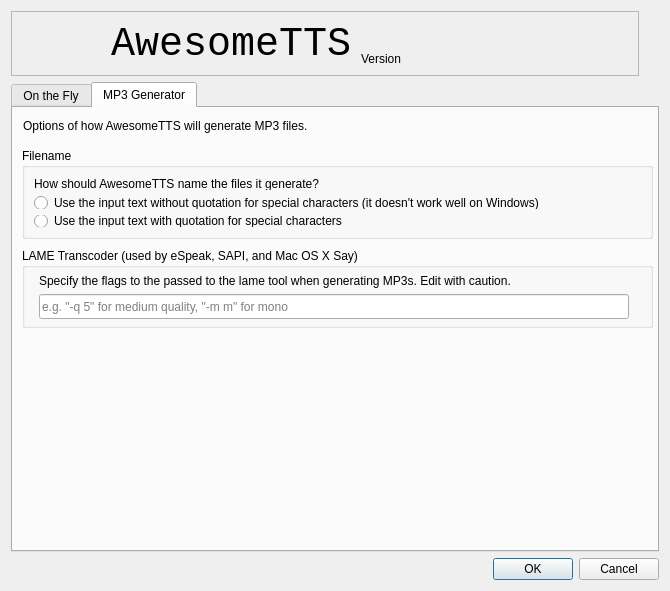
First picture: the form in awesometts/designer/configurator.ui, repository runehol/AwesomeTTS, before the edit.
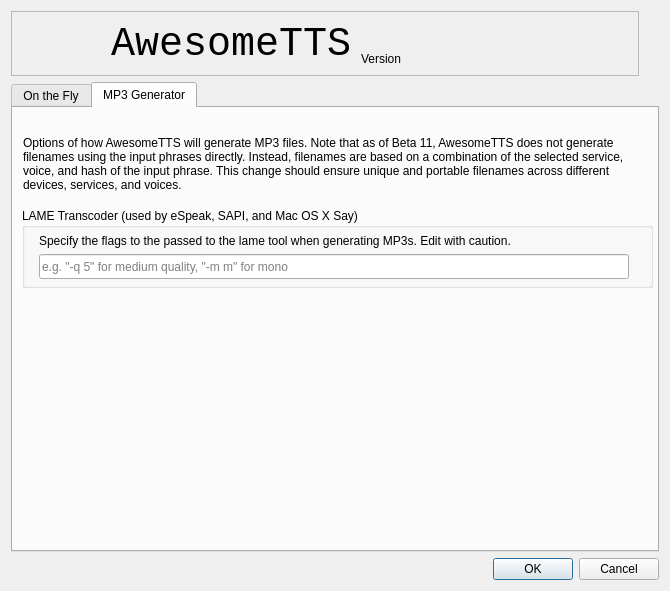
Second picture: the form after the edit. The open tabs and pages were chosen to show the change.

Patch:
```diff
--- a/awesometts/designer/configurator.ui
+++ b/awesometts/designer/configurator.ui
@@ -256,66 +256,27 @@
           <attribute name="title">
            <string>MP3 Generator</string>
           </attribute>
-          <widget class="QGroupBox" name="groupBox_4">
-           <property name="geometry">
-            <rect>
-             <x>9</x>
-             <y>40</y>
-             <width>631</width>
-             <height>91</height>
-            </rect>
-           </property>
-           <property name="title">
-            <string>Filename</string>
-           </property>
-           <layout class="QVBoxLayout" name="verticalLayout_3">
-            <item>
-             <widget class="QLabel" name="label_5">
-              <property name="text">
-               <string>How should AwesomeTTS name the files it generate?</string>
-              </property>
-             </widget>
-            </item>
-            <item>
-             <widget class="QRadioButton" name="rfilename_plain">
-              <property name="toolTip">
-               <string>&lt;html&gt;&lt;head/&gt;&lt;body&gt;&lt;p&gt;Unix users can choose this option without problem.&lt;br/&gt;It will work alright sync with AnkiMobile, but it won't work with AnkiWeb&lt;br/&gt;&lt;br/&gt;Examples:&lt;br/&gt;sp&amp;#233;cial.mp3&lt;br/&gt;&amp;#12399;&amp;#12356;.mp3&lt;br/&gt;&amp;#20320;&amp;#22909;.mp3&lt;/p&gt;&lt;/body&gt;&lt;/html&gt;</string>
-              </property>
-              <property name="text">
-               <string>Use the input text without quotation for special characters (it doesn't work well on Windows)</string>
-              </property>
-             </widget>
-            </item>
-            <item>
-             <widget class="QRadioButton" name="rfilename_quoted">
-              <property name="toolTip">
-               <string>&lt;html&gt;&lt;head/&gt;&lt;body&gt;&lt;p&gt;Examples:&lt;br/&gt;spC3A9cial.mp3&lt;br/&gt;E381AFE38184.mp3&lt;br/&gt;E4BDA0E5A5BD.mp3&lt;/p&gt;&lt;/body&gt;&lt;/html&gt;</string>
-              </property>
-              <property name="text">
-               <string>Use the input text with quotation for special characters</string>
-              </property>
-             </widget>
-            </item>
-           </layout>
-          </widget>
           <widget class="QLabel" name="label_6">
            <property name="geometry">
             <rect>
              <x>10</x>
              <y>10</y>
-             <width>481</width>
-             <height>16</height>
+             <width>621</width>
+             <height>91</height>
             </rect>
            </property>
            <property name="text">
-            <string>Options of how AwesomeTTS will generate MP3 files.</string>
+            <string>Options of how AwesomeTTS will generate MP3 files. Note that as of Beta 11, AwesomeTTS does not generate filenames using the input phrases directly. Instead, filenames are based on a combination of the selected service, voice, and hash of the input phrase. This change should ensure unique and portable filenames across different devices, services, and voices.</string>
+           </property>
+           <property name="wordWrap">
+            <bool>true</bool>
            </property>
           </widget>
           <widget class="QGroupBox">
            <property name="geometry">
             <rect>
              <x>9</x>
-             <y>140</y>
+             <y>100</y>
              <width>631</width>
              <height>80</height>
             </rect>
```
